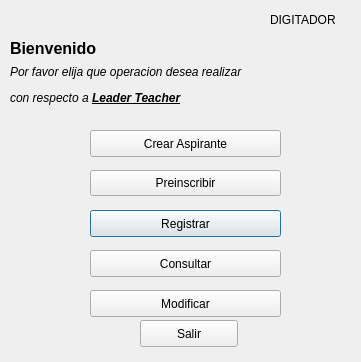
Old version of the form SGC/Vista/VistaDigitador.ui in the repository fernandosanchez1128/SGC.
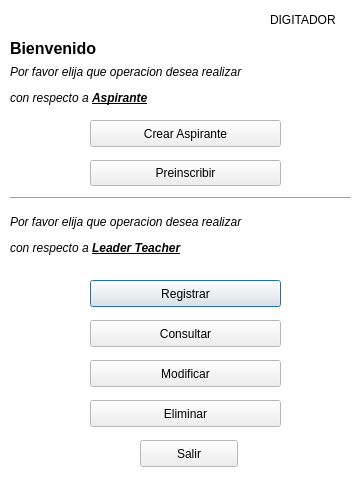
New version of the form.

Commit message: DIGITADOR TERMINADO, se mejoro el codigo

```diff
--- a/SGC/Vista/VistaDigitador.ui
+++ b/SGC/Vista/VistaDigitador.ui
@@ -7,9 +7,73 @@
     <x>0</x>
     <y>0</y>
     <width>361</width>
-    <height>362</height>
+    <height>479</height>
    </rect>
   </property>
+  <property name="palette">
+   <palette>
+    <active>
+     <colorrole role="Base">
+      <brush brushstyle="SolidPattern">
+       <color alpha="255">
+        <red>255</red>
+        <green>255</green>
+        <blue>255</blue>
+       </color>
+      </brush>
+     </colorrole>
+     <colorrole role="Window">
+      <brush brushstyle="SolidPattern">
+       <color alpha="255">
+        <red>255</red>
+        <green>255</green>
+        <blue>255</blue>
+       </color>
+      </brush>
+     </colorrole>
+    </active>
+    <inactive>
+     <colorrole role="Base">
+      <brush brushstyle="SolidPattern">
+       <color alpha="255">
+        <red>255</red>
+        <green>255</green>
+        <blue>255</blue>
+       </color>
+      </brush>
+     </colorrole>
+     <colorrole role="Window">
+      <brush brushstyle="SolidPattern">
+       <color alpha="255">
+        <red>255</red>
+        <green>255</green>
+        <blue>255</blue>
+       </color>
+      </brush>
+     </colorrole>
+    </inactive>
+    <disabled>
+     <colorrole role="Base">
+      <brush brushstyle="SolidPattern">
+       <color alpha="255">
+        <red>255</red>
+        <green>255</green>
+        <blue>255</blue>
+       </color>
+      </brush>
+     </colorrole>
+     <colorrole role="Window">
+      <brush brushstyle="SolidPattern">
+       <color alpha="255">
+        <red>255</red>
+        <green>255</green>
+        <blue>255</blue>
+       </color>
+      </brush>
+     </colorrole>
+    </disabled>
+   </palette>
+  </property>
   <property name="windowTitle">
    <string>Dialog</string>
   </property>
@@ -37,7 +101,7 @@
    <property name="geometry">
     <rect>
      <x>90</x>
-     <y>210</y>
+     <y>280</y>
      <width>191</width>
      <height>27</height>
     </rect>
@@ -50,7 +114,7 @@
    <property name="geometry">
     <rect>
      <x>90</x>
-     <y>250</y>
+     <y>320</y>
      <width>191</width>
      <height>27</height>
     </rect>
@@ -63,7 +127,7 @@
    <property name="geometry">
     <rect>
      <x>90</x>
-     <y>130</y>
+     <y>120</y>
      <width>191</width>
      <height>27</height>
     </rect>
@@ -79,7 +143,7 @@
    <property name="geometry">
     <rect>
      <x>90</x>
-     <y>290</y>
+     <y>360</y>
      <width>191</width>
      <height>27</height>
     </rect>
@@ -92,7 +156,7 @@
    <property name="geometry">
     <rect>
      <x>140</x>
-     <y>320</y>
+     <y>440</y>
      <width>98</width>
      <height>27</height>
     </rect>
@@ -111,7 +175,7 @@
     </rect>
    </property>
    <property name="text">
-    <string>&lt;html&gt;&lt;head/&gt;&lt;body&gt;&lt;p&gt;&lt;span style=&quot; font-style:italic;&quot;&gt;Por favor elija que operacion desea realizar&lt;/span&gt;&lt;/p&gt;&lt;p&gt;&lt;span style=&quot; font-style:italic;&quot;&gt;con respecto a &lt;/span&gt;&lt;span style=&quot; font-weight:600; font-style:italic; text-decoration: underline;&quot;&gt;Leader Teacher&lt;/span&gt;&lt;/p&gt;&lt;/body&gt;&lt;/html&gt;</string>
+    <string>&lt;html&gt;&lt;head/&gt;&lt;body&gt;&lt;p&gt;&lt;span style=&quot; font-style:italic;&quot;&gt;Por favor elija que operacion desea realizar&lt;/span&gt;&lt;/p&gt;&lt;p&gt;&lt;span style=&quot; font-style:italic;&quot;&gt;con respecto a &lt;/span&gt;&lt;span style=&quot; font-weight:600; font-style:italic; text-decoration: underline;&quot;&gt;Aspirante&lt;/span&gt;&lt;/p&gt;&lt;/body&gt;&lt;/html&gt;</string>
    </property>
   </widget>
   <widget class="QLabel" name="label_3">
@@ -131,7 +195,7 @@
    <property name="geometry">
     <rect>
      <x>90</x>
-     <y>170</y>
+     <y>160</y>
      <width>191</width>
      <height>26</height>
     </rect>
@@ -140,6 +204,45 @@
     <string>Preinscribir</string>
    </property>
   </widget>
+  <widget class="QPushButton" name="btEliminarLT">
+   <property name="geometry">
+    <rect>
+     <x>90</x>
+     <y>400</y>
+     <width>191</width>
+     <height>27</height>
+    </rect>
+   </property>
+   <property name="text">
+    <string>Eliminar</string>
+   </property>
+  </widget>
+  <widget class="Line" name="line">
+   <property name="geometry">
+    <rect>
+     <x>10</x>
+     <y>190</y>
+     <width>341</width>
+     <height>16</height>
+    </rect>
+   </property>
+   <property name="orientation">
+    <enum>Qt::Horizontal</enum>
+   </property>
+  </widget>
+  <widget class="QLabel" name="label_4">
+   <property name="geometry">
+    <rect>
+     <x>10</x>
+     <y>210</y>
+     <width>281</width>
+     <height>51</height>
+    </rect>
+   </property>
+   <property name="text">
+    <string>&lt;html&gt;&lt;head/&gt;&lt;body&gt;&lt;p&gt;&lt;span style=&quot; font-style:italic;&quot;&gt;Por favor elija que operacion desea realizar&lt;/span&gt;&lt;/p&gt;&lt;p&gt;&lt;span style=&quot; font-style:italic;&quot;&gt;con respecto a &lt;/span&gt;&lt;span style=&quot; font-weight:600; font-style:italic; text-decoration: underline;&quot;&gt;Leader Teacher&lt;/span&gt;&lt;/p&gt;&lt;/body&gt;&lt;/html&gt;</string>
+   </property>
+  </widget>
  </widget>
  <tabstops>
   <tabstop>btAspirante</tabstop>
```
Left out of the diff: 2 changed lines with no effect on the pictures. The commit also changes 9 other files.
